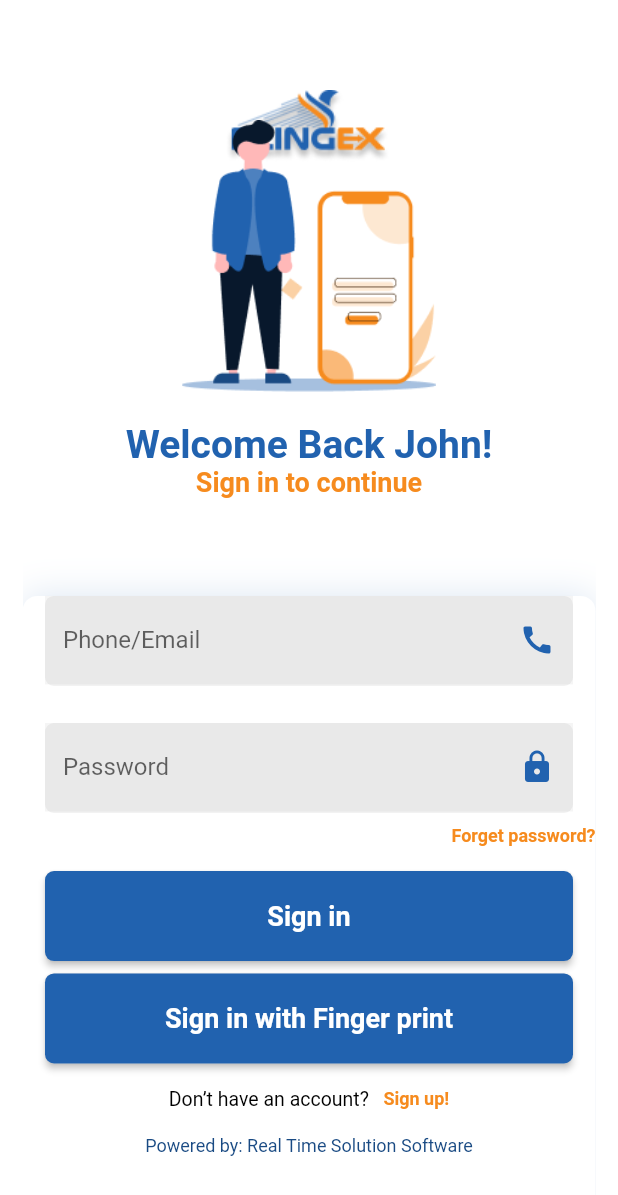
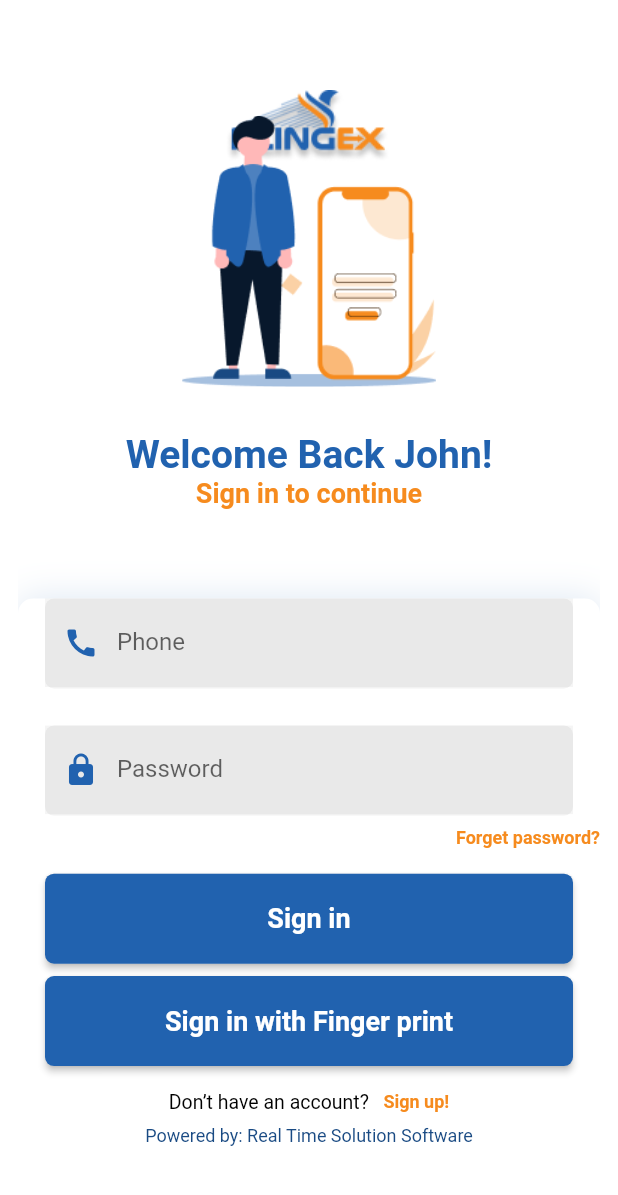
Before and after one commit to mehedimithu/Flingex_App, a Flutter app: the screen it shows after launch, on a phone screen of 412 x 824 dp. Shown: the top 1195 px of the screen. Run offline on Flutter 3.47's test engine with Material 2 defaults, Android fonts, the phone set to English and light mode, and no system bars.

Commit message:
login page added

```diff
--- a/lib/screens/login/login_page.dart
+++ b/lib/screens/login/login_page.dart
@@ -30,9 +30,8 @@ class _LoginPageState extends State<LoginPage> {
               ),
             ),
           ),
-          SafeArea(
-            child: Padding(
-              padding: const EdgeInsets.all(15.0),
+          Padding(
+            padding: const EdgeInsets.all(12.0),
             child: ListView(
               children: <Widget>[
                 Container(
@@ -50,7 +49,7 @@ class _LoginPageState extends State<LoginPage> {
                           width: size.width * 1.011,
                         ),
                       ),
-                        SizedBox(height: 15),
+                      SizedBox(height: size.height * 0.03),
                       Text(
                         "Welcome Back John!",
                         style: TextStyle(
@@ -70,7 +69,6 @@ class _LoginPageState extends State<LoginPage> {
                     ],
                   ),
                 ),
-                  SizedBox(height: 5),
                 Container(
                   width: 384,
                   height: 420,
@@ -103,7 +101,7 @@ class _LoginPageState extends State<LoginPage> {
                             enabledBorder: InputBorder.none,
                             errorBorder: InputBorder.none,
                             disabledBorder: InputBorder.none,
-                              suffixIcon: IconButton(
+                            prefixIcon: IconButton(
                               icon: Icon(
                                 Icons.call,
                                 color: Color(0xff2162AF),
@@ -112,8 +110,8 @@ class _LoginPageState extends State<LoginPage> {
                                 setState(() {});
                               },
                             ),
-                              hintText: "Phone/Email",
-                              labelText: "Phone/Email",
+                            hintText: "Phone",
+                            labelText: "Phone",
                           ),
                         ),
                       ),
@@ -134,7 +132,7 @@ class _LoginPageState extends State<LoginPage> {
                             enabledBorder: InputBorder.none,
                             errorBorder: InputBorder.none,
                             disabledBorder: InputBorder.none,
-                              suffixIcon: IconButton(
+                            prefixIcon: IconButton(
                               icon: Icon(
                                 hidePassword == true
                                     ? Icons.lock
@@ -273,8 +271,7 @@ class _LoginPageState extends State<LoginPage> {
                           ],
                         ),
                       ),
-                        SizedBox(height: size.height * 0.02),
-
+                      SizedBox(height: size.height * 0.01),
                       Text(
                         "Powered by: Real Time Solution Software",
                         style: TextStyle(
@@ -288,7 +285,6 @@ class _LoginPageState extends State<LoginPage> {
               ],
             ),
           ),
-          ),
         ],
       ),
     );
```
Lines whose indentation alone changed are shown as unchanged.
